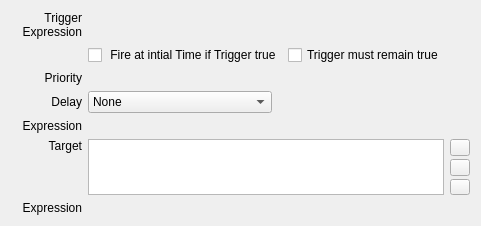
Qt form copasi/UI/CQEventWidget1.ui (copasi/COPASI) before a commit.
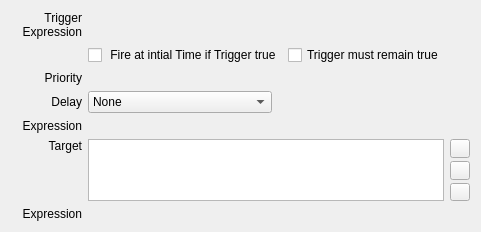
The same form after that commit. Custom widgets are drawn as their Qt base class.

What changed in the file:
```diff
--- a/copasi/UI/CQEventWidget1.ui
+++ b/copasi/UI/CQEventWidget1.ui
@@ -18,7 +18,7 @@
     <x>0</x>
     <y>0</y>
     <width>481</width>
-    <height>219</height>
+    <height>232</height>
    </rect>
   </property>
   <property name="sizePolicy">
```
Left out of the diff: 34 changed lines with no effect on the pictures.
